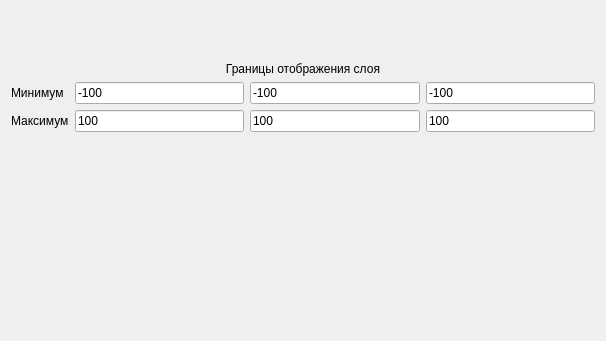
Above: preprocessorsettings.ui from ChrisEllin/VortexMethod before the change. Below: the same form after it.
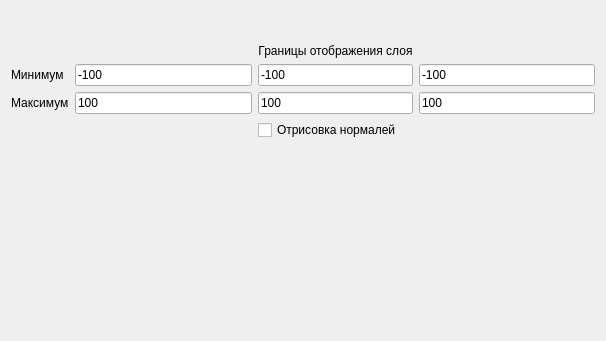
That is the form after the change.

Commit message: Отображкение нормалей, реализованы различные формы тел для расчета

Diff of the .ui file:
```diff
--- a/preprocessorsettings.ui
+++ b/preprocessorsettings.ui
@@ -14,7 +14,7 @@
    <string>Dialog</string>
   </property>
   <layout class="QGridLayout" name="gridLayout">
-   <item row="0" column="1" colspan="2">
+   <item row="0" column="3">
     <spacer name="verticalSpacer_2">
      <property name="orientation">
       <enum>Qt::Vertical</enum>
@@ -27,7 +27,7 @@
      </property>
     </spacer>
    </item>
-   <item row="1" column="0" colspan="4">
+   <item row="1" column="2" colspan="2">
     <widget class="QLabel" name="label">
      <property name="text">
       <string>Границы отображения слоя</string>
@@ -51,14 +51,14 @@
      </property>
     </widget>
    </item>
-   <item row="2" column="2">
+   <item row="2" column="2" colspan="2">
     <widget class="QLineEdit" name="yMinBoundaryLineEdit">
      <property name="text">
       <string>-100</string>
      </property>
     </widget>
    </item>
-   <item row="2" column="3">
+   <item row="2" column="4">
     <widget class="QLineEdit" name="zMinBoundaryLineEdit">
      <property name="text">
       <string>-100</string>
@@ -79,21 +79,28 @@
      </property>
     </widget>
    </item>
-   <item row="3" column="2">
+   <item row="3" column="2" colspan="2">
     <widget class="QLineEdit" name="yMaxBoundaryLineEdit">
      <property name="text">
       <string>100</string>
      </property>
     </widget>
    </item>
-   <item row="3" column="3">
+   <item row="3" column="4">
     <widget class="QLineEdit" name="zMaxBoundaryLineEdit">
      <property name="text">
       <string>100</string>
      </property>
     </widget>
    </item>
-   <item row="4" column="2">
+   <item row="4" column="2" colspan="3">
+    <widget class="QCheckBox" name="normalsDrawingCheckBox">
+     <property name="text">
+      <string>Отрисовка нормалей </string>
+     </property>
+    </widget>
+   </item>
+   <item row="5" column="2">
     <spacer name="verticalSpacer">
      <property name="orientation">
       <enum>Qt::Vertical</enum>
```
The commit also changes 14 other files.
